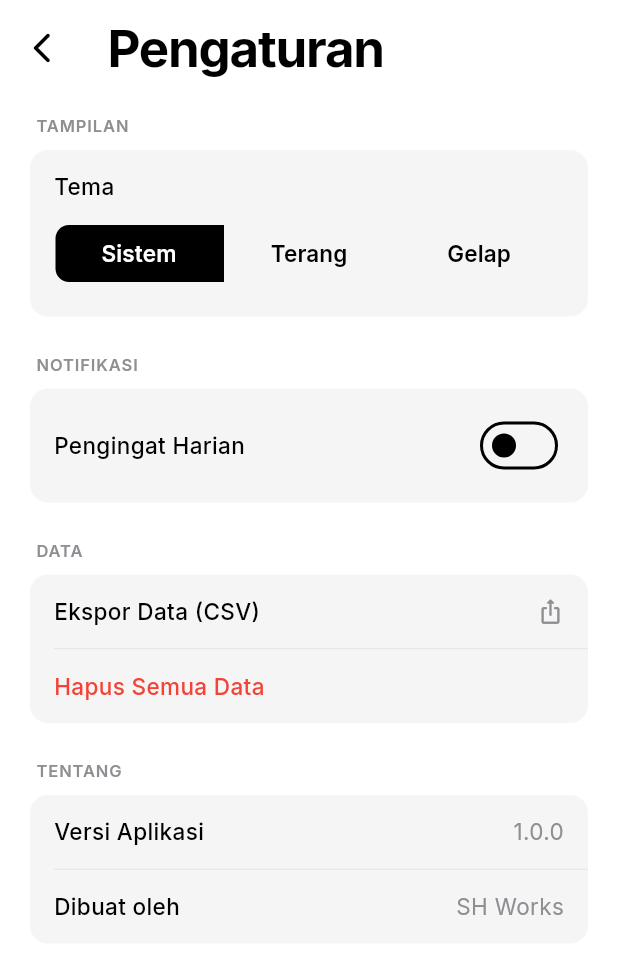
After one commit to SH-Works/saku-apps, a Flutter app: the SettingsPage screen opened by its route, on a phone screen of 412 x 824 dp. The commit adds this screen. Shown: the top 954 px of the screen. Run offline on Flutter 3.47's test engine with Material 3 defaults, Android fonts, the phone set to English and light mode, and no system bars; our stand-ins replace fl_chart, flutter_local_notifications, flutter_riverpod, freezed_annotation, go_router, hive_ce and 3 more; accounts and stored records are empty; statements that could not run were skipped.

Commit message:
feat: implement settings page with theme and notification options, integrate local notifications, and add CSV export functionality

```diff
--- a/lib/app/app.dart
+++ b/lib/app/app.dart
@@ -1,20 +1,25 @@
 import 'package:flutter/material.dart';
+import 'package:flutter_riverpod/flutter_riverpod.dart';
 
 import '../core/config/flavor_config.dart';
+import '../features/settings/presentation/providers/settings_provider.dart';
 import 'router.dart';
 import 'theme.dart';
 
-class SakuApp extends StatelessWidget {
+class SakuApp extends ConsumerWidget {
   const SakuApp({super.key});
 
   @override
-  Widget build(BuildContext context) {
+  Widget build(BuildContext context, WidgetRef ref) {
+    final themeMode =
+        ref.watch(settingsProvider.select((s) => s.themeMode));
+
     return MaterialApp.router(
       title: FlavorConfig.instance.appTitle,
       debugShowCheckedModeBanner: false,
       theme: lightTheme,
       darkTheme: darkTheme,
-      themeMode: ThemeMode.system,
+      themeMode: themeMode,
       routerConfig: appRouter,
     );
   }
--- a/lib/app/router.dart
+++ b/lib/app/router.dart
@@ -1,5 +1,6 @@
 import 'package:go_router/go_router.dart';
 
+import '../features/settings/presentation/pages/settings_page.dart';
 import '../features/splash/presentation/pages/splash_page.dart';
 import '../features/transaction/presentation/pages/history_page.dart';
 import '../features/transaction/presentation/pages/home_page.dart';
@@ -14,6 +15,10 @@ final GoRouter appRouter = GoRouter(
     GoRoute(
       path: '/splash',
       builder: (_, __) => const SplashPage(),
+    ),
+    GoRoute(
+      path: '/settings',
+      builder: (_, __) => const SettingsPage(),
     ),
     ShellRoute(
       builder: (context, state, child) => MainShell(child: child),
--- a/lib/core/constants/app_strings.dart
+++ b/lib/core/constants/app_strings.dart
@@ -55,6 +55,30 @@ class AppStrings {
   static const confirm = 'Konfirmasi';
   static const addTransaction = 'Tambah Transaksi';
 
+  // Settings — sections
+  static const sectionAppearance = 'Tampilan';
+  static const sectionNotifications = 'Notifikasi';
+  static const sectionData = 'Data';
+  static const sectionAbout = 'Tentang';
+
+  // Settings — appearance
+  static const theme = 'Tema';
+  static const themeSystem = 'Sistem';
+  static const themeLight = 'Terang';
+  static const themeDark = 'Gelap';
+
+  // Settings — notifications
+  static const dailyReminder = 'Pengingat Harian';
+  static const reminderTime = 'Waktu Notifikasi';
+
+  // Settings — data
+  static const exportCsv = 'Ekspor Data (CSV)';
+  static const exportSuccess = 'Data berhasil diekspor';
+
+  // Settings — about
+  static const appVersion = 'Versi Aplikasi';
+  static const builtWith = 'Dibuat oleh';
+
   // Error
   static const errorPrefix = 'Terjadi kesalahan';
   static const failedToSave = 'Gagal menyimpan';
--- /dev/null
+++ b/lib/features/settings/presentation/pages/settings_page.dart
@@ -0,0 +1,313 @@
+import 'dart:io';
+
+import 'package:flutter/material.dart';
+import 'package:flutter_riverpod/flutter_riverpod.dart';
+import 'package:path_provider/path_provider.dart';
+import 'package:share_plus/share_plus.dart';
+
+import '../../../../app/theme.dart';
+import '../../../../core/constants/app_strings.dart';
+import '../../../transaction/domain/entities/transaction.dart';
+import '../../../transaction/presentation/providers/transaction_provider.dart';
+import '../providers/settings_provider.dart';
+
+class SettingsPage extends ConsumerWidget {
+  const SettingsPage({super.key});
+
+  @override
+  Widget build(BuildContext context, WidgetRef ref) {
+    final settings = ref.watch(settingsProvider);
+
+    return Scaffold(
+      appBar: AppBar(
+        title: const Text(AppStrings.settings),
+        toolbarHeight: 64,
+        leading: IconButton(
+          icon: const Icon(Icons.arrow_back_ios_new_rounded),
+          onPressed: () => Navigator.of(context).pop(),
+        ),
+      ),
+      body: ListView(
+        padding: const EdgeInsets.fromLTRB(20, 12, 20, 40),
+        children: [
+          // ─── Tampilan ───────────────────────────────────────────
+          const _SectionHeader(label: AppStrings.sectionAppearance),
+          _Section(
+            children: [
+              _SettingsTile(
+                title: AppStrings.theme,
+                bottom: Padding(
+                  padding: const EdgeInsets.only(top: 10, bottom: 4),
+                  child: SizedBox(
+                    width: double.infinity,
+                    child: SegmentedButton<ThemeMode>(
+                      segments: const [
+                        ButtonSegment(
+                          value: ThemeMode.system,
+                          label: Text(AppStrings.themeSystem),
+                        ),
+                        ButtonSegment(
+                          value: ThemeMode.light,
+                          label: Text(AppStrings.themeLight),
+                        ),
+                        ButtonSegment(
+                          value: ThemeMode.dark,
+                          label: Text(AppStrings.themeDark),
+                        ),
+                      ],
+                      selected: {settings.themeMode},
+                      showSelectedIcon: false,
+                      onSelectionChanged: (s) => ref
+                          .read(settingsProvider.notifier)
+                          .setThemeMode(s.first),
+                    ),
+                  ),
+                ),
+              ),
+            ],
+          ),
+
+          const SizedBox(height: 24),
+
+          // ─── Notifikasi ──────────────────────────────────────────
+          const _SectionHeader(label: AppStrings.sectionNotifications),
+          _Section(
+            children: [
+              _SettingsTile(
+                title: AppStrings.dailyReminder,
+                trailing: Switch(
+                  value: settings.notifEnabled,
+                  onChanged: (v) =>
+                      ref.read(settingsProvider.notifier).setNotifEnabled(v),
+                ),
+              ),
+              if (settings.notifEnabled) ...[
+                const Divider(height: 1, indent: 16, endIndent: 0),
+                _SettingsTile(
+                  title: AppStrings.reminderTime,
+                  trailing: Text(
+                    '${settings.notifHour.toString().padLeft(2, '0')}:'
+                    '${settings.notifMinute.toString().padLeft(2, '0')}',
+                    style: const TextStyle(
+                      color: AppColors.secondary,
+                      fontSize: 15,
+                    ),
+                  ),
+                  onTap: () async {
+                    final picked = await showTimePicker(
+                      context: context,
+                      initialTime: TimeOfDay(
+                        hour: settings.notifHour,
+                        minute: settings.notifMinute,
+                      ),
+                    );
+                    if (picked != null) {
+                      ref
+                          .read(settingsProvider.notifier)
+                          .setNotifTime(picked.hour, picked.minute);
+                    }
+                  },
+                ),
+              ],
+            ],
+          ),
+
+          const SizedBox(height: 24),
+
+          // ─── Data ────────────────────────────────────────────────
+          const _SectionHeader(label: AppStrings.sectionData),
+          _Section(
+            children: [
+              _SettingsTile(
+                title: AppStrings.exportCsv,
+                trailing: const Icon(
+                  Icons.ios_share_rounded,
+                  size: 18,
+                  color: AppColors.secondary,
+                ),
+                onTap: () => _exportCsv(context, ref),
+              ),
+              const Divider(height: 1, indent: 16, endIndent: 0),
+              _SettingsTile(
+                title: AppStrings.clearAllData,
+                titleColor: Colors.red,
+                onTap: () => _confirmClearAll(context, ref),
+              ),
+            ],
+          ),
+
+          const SizedBox(height: 24),
+
+          // ─── Tentang ─────────────────────────────────────────────
+          const _SectionHeader(label: AppStrings.sectionAbout),
+          _Section(
+            children: [
+              _SettingsTile(
+                title: AppStrings.appVersion,
+                trailing: const Text(
+                  '1.0.0',
+                  style: TextStyle(color: AppColors.secondary, fontSize: 15),
+                ),
+              ),
+              const Divider(height: 1, indent: 16, endIndent: 0),
+              _SettingsTile(
+                title: AppStrings.builtWith,
+                trailing: const Text(
+                  'SH Works',
+                  style: TextStyle(color: AppColors.secondary, fontSize: 15),
+                ),
+              ),
+            ],
+          ),
+        ],
+      ),
+    );
+  }
+
+  Future<void> _exportCsv(BuildContext context, WidgetRef ref) async {
+    final txsAsync = ref.read(allTransactionsStreamProvider);
+    final txs = txsAsync.valueOrNull ?? [];
+
+    final buffer = StringBuffer();
+    buffer.writeln('ID,Tipe,Jumlah,Kategori,Tanggal,Catatan,Dibuat');
+    for (final tx in txs) {
+      final type = tx.type == TransactionType.income
+          ? 'Pemasukan'
+          : 'Pengeluaran';
+      final notes = (tx.notes ?? '').replaceAll(',', ';');
+      buffer.writeln(
+        '${tx.id},$type,${tx.amount},${tx.categoryId},'
+        '${tx.date.toIso8601String()},$notes,${tx.createdAt.toIso8601String()}',
+      );
+    }
+
+    final dir = await getTemporaryDirectory();
+    final ts = DateTime.now().millisecondsSinceEpoch;
+    final file = File('${dir.path}/saku_export_$ts.csv');
+    await file.writeAsString(buffer.toString());
+
+    await Share.shareXFiles([
+      XFile(file.path, mimeType: 'text/csv'),
+    ], subject: 'Data Transaksi Saku');
+  }
+
+  Future<void> _confirmClearAll(BuildContext context, WidgetRef ref) async {
+    final confirmed = await showDialog<bool>(
+      context: context,
+      builder: (ctx) => AlertDialog(
+        title: const Text(AppStrings.clearAllData),
+        content: const Text(AppStrings.clearAllDataConfirm),
+        actions: [
+          TextButton(
+            onPressed: () => Navigator.of(ctx).pop(false),
+            child: const Text(AppStrings.cancel),
+          ),
+          TextButton(
+            onPressed: () => Navigator.of(ctx).pop(true),
+            child: const Text(
+              AppStrings.clearAllDataAction,
+              style: TextStyle(color: Colors.red),
+            ),
+          ),
+        ],
+      ),
+    );
+
+    if (confirmed == true) {
+      await ref.read(deleteAllTransactionsUseCaseProvider).call();
+    }
+  }
+}
+
+// ─────────────────────────────────────────────────────────────
+// Helper widgets
+// ─────────────────────────────────────────────────────────────
+
+class _SectionHeader extends StatelessWidget {
+  final String label;
+  const _SectionHeader({required this.label});
+
+  @override
+  Widget build(BuildContext context) {
+    return Padding(
+      padding: const EdgeInsets.only(left: 4, bottom: 8),
+      child: Text(
+        label.toUpperCase(),
+        style: const TextStyle(
+          fontSize: 11,
+          fontWeight: FontWeight.w600,
+          color: AppColors.secondary,
+          letterSpacing: 0.6,
+        ),
+      ),
+    );
+  }
+}
+
+class _Section extends StatelessWidget {
+  final List<Widget> children;
+  const _Section({required this.children});
+
+  @override
+  Widget build(BuildContext context) {
+    final isDark = Theme.of(context).brightness == Brightness.dark;
+    return Container(
+      decoration: BoxDecoration(
+        color: isDark ? AppColors.darkSurface : AppColors.lightSurface,
+        borderRadius: BorderRadius.circular(12),
+      ),
+      clipBehavior: Clip.hardEdge,
+      child: Column(
+        crossAxisAlignment: CrossAxisAlignment.start,
+        children: children,
+      ),
+    );
+  }
+}
+
+class _SettingsTile extends StatelessWidget {
+  final String title;
+  final Color? titleColor;
+  final Widget? trailing;
+  final Widget? bottom;
+  final VoidCallback? onTap;
+
+  const _SettingsTile({
+    required this.title,
+    this.titleColor,
+    this.trailing,
+    this.bottom,
+    this.onTap,
+  });
+
+  @override
+  Widget build(BuildContext context) {
+    return InkWell(
+      onTap: onTap,
+      child: Padding(
+        padding: const EdgeInsets.symmetric(horizontal: 16, vertical: 14),
+        child: Column(
+          crossAxisAlignment: CrossAxisAlignment.start,
+          children: [
+            Row(
+              children: [
+                Expanded(
+                  child: Text(
+                    title,
+                    style: TextStyle(
+                      fontSize: 15,
+                      fontWeight: FontWeight.w500,
+                      color: titleColor,
+                    ),
+                  ),
+                ),
+                ?trailing,
+              ],
+            ),
+            ?bottom,
+          ],
+        ),
+      ),
+    );
+  }
+}
--- a/pubspec.yaml
+++ b/pubspec.yaml
@@ -37,6 +37,11 @@ dependencies:
   # UI
   google_fonts: ^6.2.1
   flutter_svg: ^2.0.10+1
+
+  # Settings features
+  share_plus: ^10.0.0
+  flutter_local_notifications: ^17.2.0
+  timezone: ^0.9.4
 
 dev_dependencies:
   flutter_test:
```
Also changed, not shown: lib/core/services/notification_service.dart (added, +66 -0 lines), lib/features/settings/data/settings_datasource.dart (added, +24 -0 lines), lib/features/settings/presentation/providers/settings_provider.dart (added, +100 -0 lines), lib/features/transaction/presentation/pages/home_page.dart (+11 -1 lines), lib/main.dart (+9 -3 lines), pubspec.lock, 8 other files.
